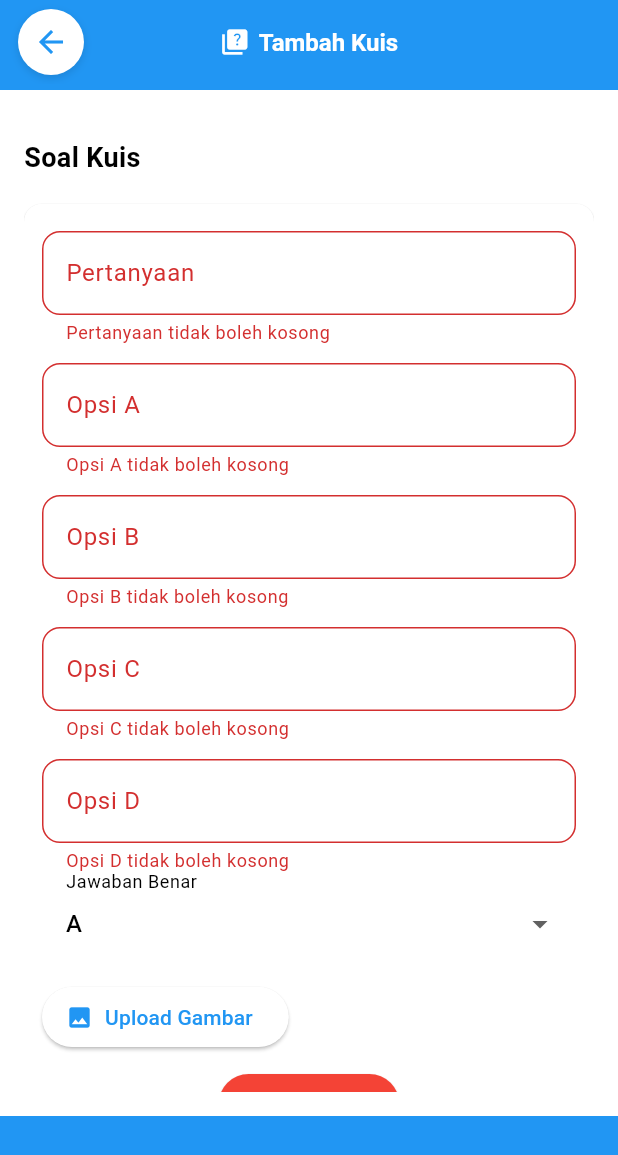
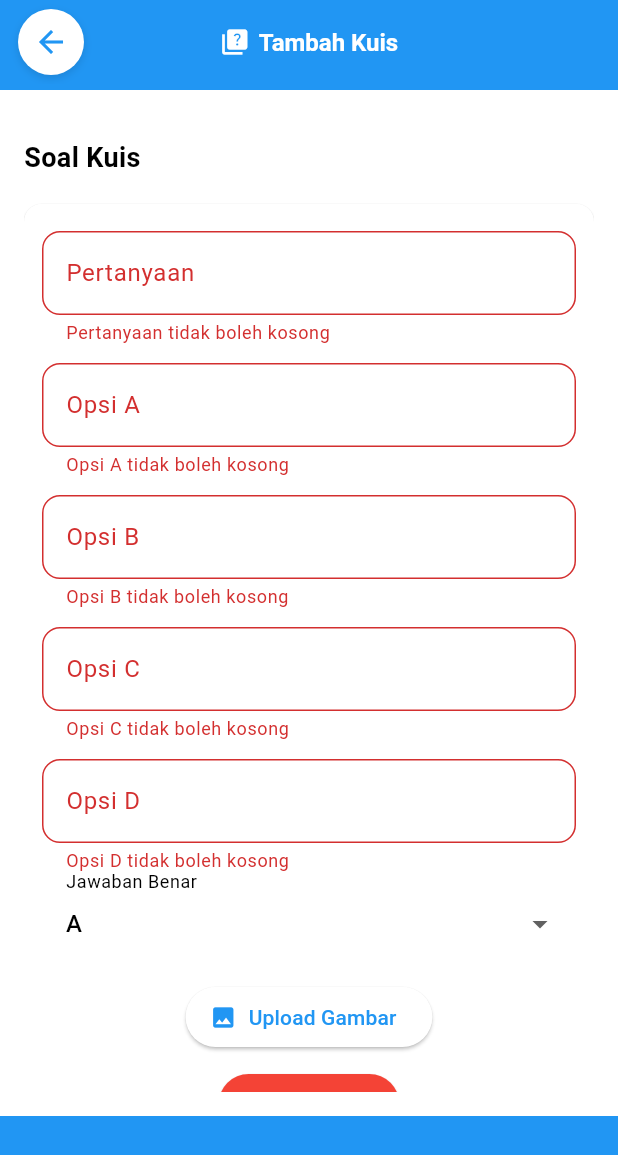
Before and after one commit to SherenMingS/Educatholic, a Flutter app: the AddQuizPage screen opened directly, scrolled down 576 dp, after a tap on "Simpan Kuis", on a phone screen of 412 x 824 dp. Shown: the top 1155 px of the screen. Run offline on Flutter 3.47's test engine with Material 3 defaults, Android fonts, the phone set to English and light mode, and no system bars; our stand-ins replace curved_navigation_bar, dio, dropdown_search, file_picker, flutter_screenutil, get and 4 more; accounts and stored records are empty.

Commit message:
final application before hosting

```diff
--- /dev/null
+++ b/frontend/devtools_options.yaml
@@ -0,0 +1,3 @@
+description: This file stores settings for Dart & Flutter DevTools.
+documentation: https://docs.flutter.dev/tools/devtools/extensions#configure-extension-enablement-states
+extensions:
--- a/frontend/lib/screen/hasilquiz_siswa.dart
+++ b/frontend/lib/screen/hasilquiz_siswa.dart
@@ -157,6 +157,7 @@ class HasilKuisPage extends StatelessWidget {
                       Text("Benar: $jawabanBenar dari $totalSoal"),
                       Text("Skor Attempt Ini: ${skorTerbaru.toStringAsFixed(1)}"),
                       Text("Skor Akhir: ${skorAkhir.toStringAsFixed(1)}"),
+
                     ],
                   ),
                 ),
--- a/frontend/lib/screen/manageabsensi_guru.dart
+++ b/frontend/lib/screen/manageabsensi_guru.dart
@@ -123,7 +123,7 @@ class _ManageAbsensiPageState extends State<ManageAbsensiPage> {
     return Scaffold(
       appBar: CustomPageAppBar(
         icon: Icons.check_circle,
-        title: 'Absensi ${widget.kelas}',
+        title: 'Presensi ${widget.kelas}',
       ),
       bottomNavigationBar: const EmptyBottomBar(),
       body: loading
--- a/frontend/lib/screen/profile_guru.dart
+++ b/frontend/lib/screen/profile_guru.dart
@@ -165,7 +165,7 @@ class _ProfileGuruPageState extends State<ProfileGuruPage> {
               radius: 50,
               backgroundImage: profileData?['photo'] != null
                   ? NetworkImage(
-                      'http://192.168.18.85:8000/${profileData!['photo']}?v=${DateTime.now().millisecondsSinceEpoch}')
+                      'http://192.168.1.7:8000/${profileData!['photo']}?v=${DateTime.now().millisecondsSinceEpoch}')
                   : null,
               backgroundColor: Colors.blue,
               child: profileData?['photo'] == null
--- a/frontend/lib/screen/tambahquiz_guru.dart
+++ b/frontend/lib/screen/tambahquiz_guru.dart
@@ -23,7 +23,7 @@ class _AddQuizPageState extends State<AddQuizPage> {
   TextEditingController kkmController = TextEditingController(text: "75");
   TextEditingController attemptController = TextEditingController(text: "2");
   String? selectedClass;
-  String? selectedSemester = '1'; // ✅ default semester 1
+  String? selectedSemester = '1';
   String? selectedMateriId;
   String? token;
   DateTime? selectedDeadline;
@@ -158,7 +158,7 @@ class _AddQuizPageState extends State<AddQuizPage> {
       request.headers['Authorization'] = 'Bearer $token';
       request.fields['title'] = titleController.text;
       request.fields['kelas'] = selectedClass!;
-      request.fields['semester'] = selectedSemester!; // ✅ kirim semester
+      request.fields['semester'] = selectedSemester!;
       request.fields['materi_id'] = selectedMateriId!;
       request.fields['duration'] =
           (int.tryParse(durationController.text) ?? 30).toString();
@@ -182,8 +182,6 @@ class _AddQuizPageState extends State<AddQuizPage> {
         if (q["imageUrl"] != null) {
           request.fields['$prefix[image]'] = q["imageUrl"];
         }
-        print("Mengirim ke: ${ApiService.baseUrl}/quizzes");
-        print("Kelas: $selectedClass, Token: $token");
       }
 
       final streamedResponse = await request.send();
@@ -250,17 +248,24 @@ class _AddQuizPageState extends State<AddQuizPage> {
                   setState(() => q["correct_answer"].text = val!),
             ),
             SizedBox(height: 10),
-            Row(children: [
+            Wrap(
+              spacing: 10,
+              runSpacing: 10,
+              children: [
                 ElevatedButton.icon(
                   onPressed: () => _pickImage(index),
                   icon: Icon(Icons.image),
                   label: Text("Upload Gambar"),
                 ),
-              SizedBox(width: 10),
                 if (q['imageUrl'] != null)
-                Image.network('${ApiService.modulUrl}/storage/' + q['imageUrl'],
-                    width: 100, height: 100, fit: BoxFit.cover)
-            ]),
+                  Image.network(
+                    '${ApiService.modulUrl}/storage/' + q['imageUrl'],
+                    width: 100,
+                    height: 100,
+                    fit: BoxFit.cover,
+                  ),
+              ],
+            ),
             SizedBox(height: 10),
             ElevatedButton(
               onPressed: () => _removeQuestion(index),
@@ -288,17 +293,20 @@ class _AddQuizPageState extends State<AddQuizPage> {
               _buildFormField(
                   "Kelas", TextEditingController(text: selectedClass ?? ""),
                   readOnly: true),
-              // ✅ Semester Dropdown
               DropdownButtonFormField<String>(
                 value: selectedSemester,
                 decoration: InputDecoration(
                   labelText: "Semester",
                   border: OutlineInputBorder(
-                      borderRadius: BorderRadius.circular(12)),
+                    borderRadius: BorderRadius.circular(12),
+                  ),
                 ),
                 items: ['1', '2'].map((sem) {
                   return DropdownMenuItem(
-                      value: sem, child: Text("Semester $sem"));
+                    value: sem,
+                    child:
+                        Text("Semester $sem", overflow: TextOverflow.ellipsis),
+                  );
                 }).toList(),
                 onChanged: (val) => setState(() => selectedSemester = val),
                 validator: (val) =>
@@ -315,7 +323,14 @@ class _AddQuizPageState extends State<AddQuizPage> {
                 items: materiList.map((materi) {
                   return DropdownMenuItem(
                     value: materi['id'].toString(),
-                    child: Text(materi['judul']),
+                    child: Container(
+                      width: MediaQuery.of(context).size.width * 0.7,
+                      child: Text(
+                        materi['judul'],
+                        overflow: TextOverflow.ellipsis,
+                        maxLines: 1,
+                      ),
+                    ),
                   );
                 }).toList(),
                 onChanged: (val) => setState(() => selectedMateriId = val),
@@ -344,8 +359,10 @@ class _AddQuizPageState extends State<AddQuizPage> {
                 onPressed: _submitQuiz,
                 style: ElevatedButton.styleFrom(
                   backgroundColor: Colors.teal,
-                    padding: EdgeInsets.symmetric(vertical: 12)),
-                child: Text("Simpan Kuis"),
+                  foregroundColor: Colors.white,
+                  padding: const EdgeInsets.symmetric(vertical: 12),
+                ),
+                child: const Text("Simpan Kuis"),
               ),
             ],
           ),
--- a/frontend/lib/services/api_service.dart
+++ b/frontend/lib/services/api_service.dart
@@ -7,10 +7,11 @@ import 'package:shared_preferences/shared_preferences.dart';
 
 class ApiService {
   // Ganti dengan URL backend-mu
-  static const String baseUrl = 'http://192.168.18.85:8000/api';
+  static const String baseUrl = 'http://192.168.1.7:8000/api';
+  // static const String baseUrl = 'http://192.168.15.173:8000/api';
   // static const String baseUrl = 'http://127.0.0.1:8000/api';
 
-  static const String modulUrl = 'http://192.168.18.85:8000';
+  static const String modulUrl = 'http://192.168.1.7:8000';
   // static const String modulUrl = 'http://127.0.0.1:8000';
 
   static Future<List<Student>> getStudents(String kelas, String token) async {
--- a/frontend/pubspec.yaml
+++ b/frontend/pubspec.yaml
@@ -20,6 +20,7 @@ version: 1.0.0+1
 
 environment:
   sdk: ^3.5.3
+
 
 # Dependencies specify other packages that your package needs in order to work.
 # To automatically upgrade your package dependencies to the latest versions
```
Also changed, not shown: frontend/lib/screen/leaderboard_siswa.dart (+7 -1 lines), frontend/lib/screen/profile_siswa.dart (+6 -2 lines), 11 other files. Lines whose indentation alone changed are shown as unchanged.
